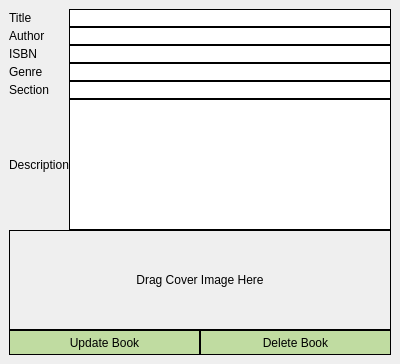
Qt form viewUpdateBook.ui (Mr-Beastman/CS106_A2) before a commit.
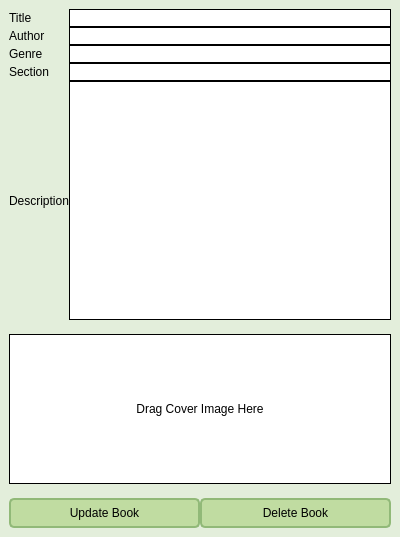
The same form after that commit.

What changed in the file:
```diff
--- a/viewUpdateBook.ui
+++ b/viewUpdateBook.ui
@@ -7,41 +7,78 @@
     <x>0</x>
     <y>0</y>
     <width>400</width>
-    <height>364</height>
+    <height>537</height>
    </rect>
   </property>
   <property name="windowTitle">
    <string>Form</string>
   </property>
   <property name="styleSheet">
-   <string notr="true">#ModifyBookView{
-background-color: rgb(227, 238, 219);
+   <string notr="true">#ViewUpdateBook {
+    background-color: rgb(227, 238, 219); 
 }
+QLabel {
+    color: rgb(0, 0, 0); 
+    font: 700 9pt &quot;Segoe UI&quot;; 
+}
 
-QLabel{
-	color: rgb(0, 0, 0);
-	font: 700 9pt &quot;Segoe UI&quot;;
+QLineEdit {
+    font: 9pt &quot;Segoe UI&quot;; 
+    background-color: rgb(255, 255, 255); 
+    border: 1px solid; 
+    color: rgb(0, 0, 0); 
 }
 
-QLineEdit{
-	font: 9pt &quot;Segoe UI&quot;;
-	background-color: rgb(255, 255, 255);
-	border: 1px solid;
-	color: rgb(0, 0, 0);
+QTextEdit {
+    font: 9pt &quot;Segoe UI&quot;; 
+    background-color: rgb(255, 255, 255); 
+    border: 1px solid; 
+    color: rgb(0, 0, 0); 
 }
 
-QPushButton{
-	border: 1px solid;
-	color: rgb(0, 0, 0);
-	font: 700 9pt &quot;Segoe UI&quot;;
-	background-color: rgb(192, 220, 161);
+QPushButton {
+    padding: 5px 10px; 
+    border-radius: 5px; 
+    outline: none;
+    color: rgb(0, 0, 0);
+    font: 700 9pt &quot;Segoe UI&quot;; 
+    background-color: rgb(192, 220, 161); 
+    border: 2px solid rgb(145, 185, 120);
 }
 
-QTextEdit{
-	font: 9pt &quot;Segoe UI&quot;;
-	background-color: rgb(255, 255, 255);
-	border: 1px solid;
-	color: rgb(0, 0, 0);
+QPushButton:hover {
+    background-color: rgb(161, 184, 135); 
+    border: 2px solid rgb(130, 165, 110); 
+}
+
+QPushButton:pressed {
+    background-color: rgb(145, 165, 120); 
+    border: 2px solid rgb(130, 155, 100); 
+    padding-top: 10px; 
+    padding-bottom: 6px; 
+}
+
+
+QMessageBox {
+    background-color: rgb(40, 40, 40);
+    color: white; 
+    font: 700 10pt &quot;Segoe UI&quot;;
+}
+
+QMessageBox QLabel {
+    color: white; 
+}
+
+QMessageBox QPushButton {
+    background-color: rgb(80, 80, 80);
+    color: white;
+    border: 1px solid white;
+    font: 700 9pt &quot;Segoe UI&quot;;
+}
+
+QMessageBox QPushButton:hover {
+    background-color: rgb(100, 100, 100); 
+    border: 1px solid rgb(200, 200, 200); 
 }</string>
   </property>
   <layout class="QVBoxLayout" name="verticalLayout_2">
@@ -67,22 +104,15 @@
        <item>
         <layout class="QGridLayout" name="inputsLayout">
          <item row="2" column="1">
-          <widget class="QLineEdit" name="isbnLineEdit"/>
-         </item>
-         <item row="5" column="0">
-          <widget class="QLabel" name="descriptionLabel">
-           <property name="text">
-            <string>Description</string>
-           </property>
-          </widget>
-         </item>
-         <item row="3" column="1">
           <widget class="QLineEdit" name="genreLineEdit"/>
          </item>
-         <item row="0" column="0">
-          <widget class="QLabel" name="titleLabel">
+         <item row="3" column="1">
+          <widget class="QLineEdit" name="sectionLineEdit"/>
+         </item>
+         <item row="3" column="0">
+          <widget class="QLabel" name="sectionLabel">
            <property name="text">
-            <string>Title</string>
+            <string>Section</string>
            </property>
           </widget>
          </item>
@@ -93,38 +123,42 @@
            </property>
           </widget>
          </item>
-         <item row="2" column="0">
-          <widget class="QLabel" name="isbnLabel">
-           <property name="text">
-            <string>ISBN</string>
-           </property>
-          </widget>
-         </item>
-         <item row="5" column="1">
-          <widget class="QTextEdit" name="descriptionTextEdit"/>
-         </item>
-         <item row="0" column="1">
-          <widget class="QLineEdit" name="titleLineEdit"/>
-         </item>
          <item row="1" column="1">
           <widget class="QLineEdit" name="authorLineEdit"/>
          </item>
+         <item row="4" column="1">
+          <widget class="QTextEdit" name="descriptionTextEdit"/>
+         </item>
          <item row="4" column="0">
-          <widget class="QLabel" name="sectionLabel">
+          <widget class="QLabel" name="descriptionLabel">
            <property name="text">
-            <string>Section</string>
+            <string>Description</string>
            </property>
           </widget>
          </item>
-         <item row="3" column="0">
+         <item row="0" column="0">
+          <widget class="QLabel" name="titleLabel">
+           <property name="text">
+            <string>Title</string>
+           </property>
+          </widget>
+         </item>
+         <item row="2" column="0">
           <widget class="QLabel" name="genreLabel">
            <property name="text">
             <string>Genre</string>
            </property>
           </widget>
          </item>
-         <item row="4" column="1">
-          <widget class="QLineEdit" name="sectionLineEdit"/>
+         <item row="0" column="1">
+          <widget class="QLineEdit" name="titleLineEdit"/>
+         </item>
+         <item row="5" column="0">
+          <widget class="QLabel" name="storedIsbnLabel">
+           <property name="text">
+            <string/>
+           </property>
+          </widget>
          </item>
         </layout>
        </item>
@@ -133,12 +167,17 @@
          <property name="minimumSize">
           <size>
            <width>0</width>
-           <height>100</height>
+           <height>150</height>
           </size>
          </property>
          <property name="acceptDrops">
           <bool>true</bool>
          </property>
+         <property name="styleSheet">
+          <string notr="true">#coverPreviewLabel{
+	background-color: rgb(255, 255, 255);
+}</string>
+         </property>
          <property name="frameShape">
           <enum>QFrame::Shape::Box</enum>
          </property>
@@ -153,6 +192,23 @@
          </property>
         </widget>
        </item>
+       <item>
+        <widget class="QLabel" name="errorLabel">
+         <property name="styleSheet">
+          <string notr="true">#errorLabel{
+	
+	color: rgb(255, 0, 0);
+	font: 700 9pt &quot;Segoe UI&quot;;
+}</string>
+         </property>
+         <property name="text">
+          <string/>
+         </property>
+         <property name="alignment">
+          <set>Qt::AlignmentFlag::AlignCenter</set>
+         </property>
+        </widget>
+       </item>
        <item>
         <layout class="QHBoxLayout" name="buttonLayout">
          <item>
@@ -160,7 +216,7 @@
            <property name="minimumSize">
             <size>
              <width>0</width>
-             <height>25</height>
+             <height>30</height>
             </size>
            </property>
            <property name="text">
@@ -173,7 +229,7 @@
            <property name="minimumSize">
             <size>
              <width>0</width>
-             <height>25</height>
+             <height>30</height>
             </size>
            </property>
            <property name="text">
```
